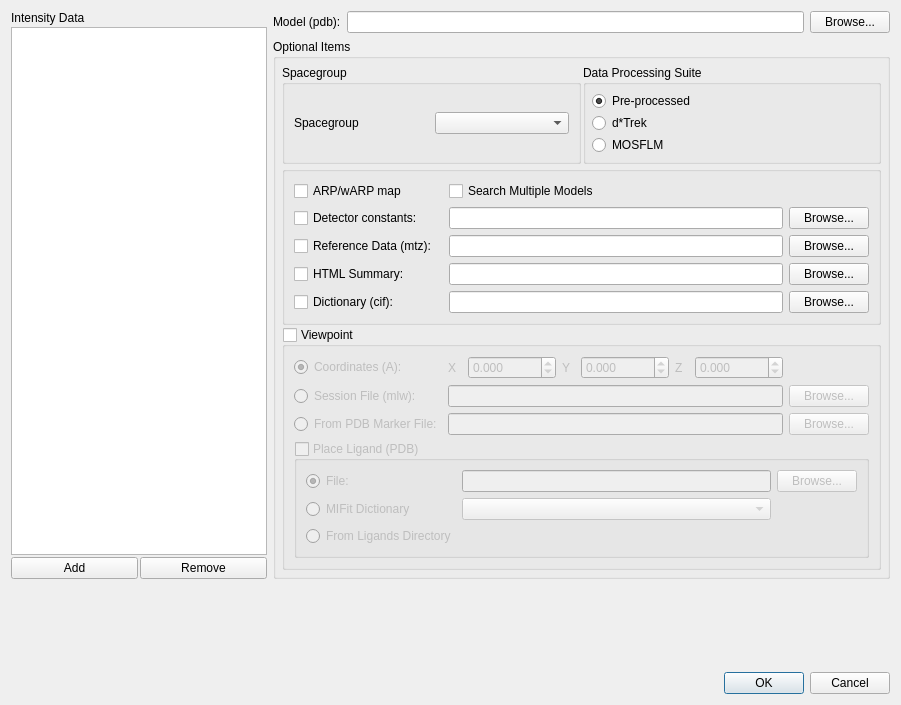
mifit/mifit, file MIExpert/mi_bng.ui: the form before one commit.
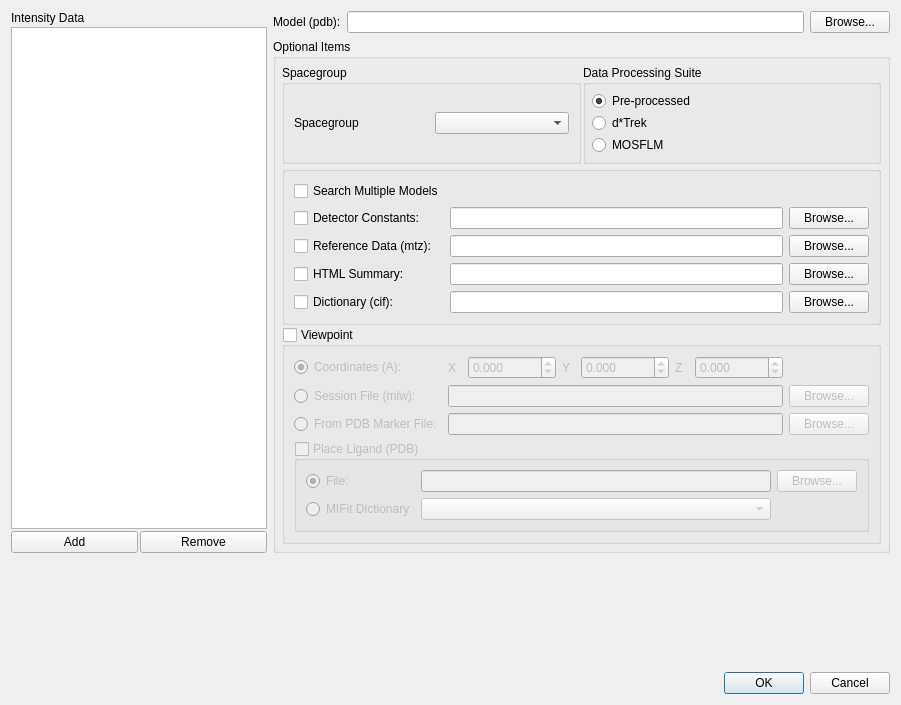
The form after the commit.

What changed in the file:
```diff
--- a/MIExpert/mi_bng.ui
+++ b/MIExpert/mi_bng.ui
@@ -158,13 +158,6 @@
         </property>
         <layout class="QGridLayout" name="gridLayout_2" >
          <item row="0" column="0" colspan="2" >
-          <widget class="QCheckBox" name="arpWarpCheckBox" >
-           <property name="text" >
-            <string>ARP/wARP map</string>
-           </property>
-          </widget>
-         </item>
-         <item row="0" column="2" colspan="2" >
           <widget class="QCheckBox" name="multipleModelsCheckBox" >
            <property name="text" >
             <string>Search Multiple Models</string>
@@ -201,7 +194,7 @@
          <item row="3" column="0" >
           <widget class="QCheckBox" name="detectorConstantsCheckBox" >
            <property name="text" >
-            <string>Detector constants:</string>
+            <string>Detector Constants:</string>
            </property>
           </widget>
          </item>
@@ -404,13 +397,6 @@
             <item row="1" column="1" >
              <widget class="QComboBox" name="dictionaryComboBox" />
             </item>
-            <item row="2" column="0" >
-             <widget class="QRadioButton" name="fromLigandsDirectoryRadioButton" >
-              <property name="text" >
-               <string>From Ligands Directory</string>
-              </property>
-             </widget>
-            </item>
            </layout>
           </widget>
          </item>
```
Left out of the diff: 3 changed lines with no effect on the pictures.
